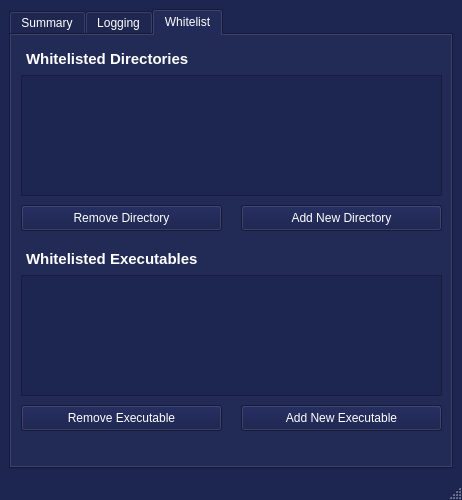
Qt form GUI/mainwindow.ui (colecathcart/609Capstone) before a commit.
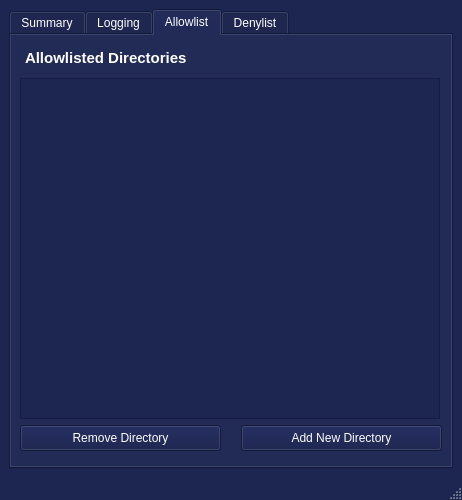
The same form after that commit. The open tabs and pages were chosen to show the change.

Commit message: Separate tabs for allowlist and denylist

```diff
--- a/GUI/mainwindow.ui
+++ b/GUI/mainwindow.ui
@@ -835,14 +835,14 @@
         </widget>
         <widget class="QWidget" name="whitelist_tab">
          <attribute name="title">
-          <string>Whitelist</string>
+          <string>Allowlist</string>
          </attribute>
          <widget class="QTextBrowser" name="whitelistDirectoryTitle">
           <property name="geometry">
            <rect>
-            <x>10</x>
-            <y>10</y>
-            <width>421</width>
+            <x>9</x>
+            <y>9</y>
+            <width>420</width>
             <height>31</height>
            </rect>
           </property>
@@ -857,14 +857,14 @@
 li.unchecked::marker { content: &quot;\2610&quot;; }
 li.checked::marker { content: &quot;\2612&quot;; }
 &lt;/style&gt;&lt;/head&gt;&lt;body style=&quot; font-family:'Ubuntu Sans'; font-size:11pt; font-weight:400; font-style:normal;&quot;&gt;
-&lt;p style=&quot; margin-top:0px; margin-bottom:0px; margin-left:0px; margin-right:0px; -qt-block-indent:0; text-indent:0px;&quot;&gt;&lt;span style=&quot; font-weight:700; color:#ffffff;&quot;&gt;Whitelisted Directories&lt;/span&gt;&lt;/p&gt;&lt;/body&gt;&lt;/html&gt;</string>
+&lt;p style=&quot; margin-top:0px; margin-bottom:0px; margin-left:0px; margin-right:0px; -qt-block-indent:0; text-indent:0px;&quot;&gt;&lt;span style=&quot; font-weight:700; color:#ffffff;&quot;&gt;Allowlisted Directories&lt;/span&gt;&lt;/p&gt;&lt;/body&gt;&lt;/html&gt;</string>
           </property>
          </widget>
          <widget class="QPushButton" name="removeDirectoryButton">
           <property name="geometry">
            <rect>
-            <x>10</x>
-            <y>170</y>
+            <x>9</x>
+            <y>390</y>
             <width>201</width>
             <height>26</height>
            </rect>
@@ -877,7 +877,7 @@
           <property name="geometry">
            <rect>
             <x>230</x>
-            <y>170</y>
+            <y>390</y>
             <width>201</width>
             <height>26</height>
            </rect>
@@ -889,64 +889,23 @@
          <widget class="QListView" name="whitelistDirectoryList">
           <property name="geometry">
            <rect>
-            <x>10</x>
-            <y>40</y>
-            <width>421</width>
-            <height>121</height>
+            <x>9</x>
+            <y>43</y>
+            <width>420</width>
+            <height>341</height>
            </rect>
           </property>
          </widget>
-         <widget class="QTextBrowser" name="whitelistExecutableTitle">
-          <property name="geometry">
-           <rect>
-            <x>10</x>
-            <y>210</y>
-            <width>421</width>
-            <height>31</height>
-           </rect>
-          </property>
-          <property name="styleSheet">
-           <string notr="true">background:transparent</string>
-          </property>
-          <property name="html">
-           <string>&lt;!DOCTYPE HTML PUBLIC &quot;-//W3C//DTD HTML 4.0//EN&quot; &quot;http://www.w3.org/TR/REC-html40/strict.dtd&quot;&gt;
-&lt;html&gt;&lt;head&gt;&lt;meta name=&quot;qrichtext&quot; content=&quot;1&quot; /&gt;&lt;meta charset=&quot;utf-8&quot; /&gt;&lt;style type=&quot;text/css&quot;&gt;
-p, li { white-space: pre-wrap; }
-hr { height: 1px; border-width: 0; }
-li.unchecked::marker { content: &quot;\2610&quot;; }
-li.checked::marker { content: &quot;\2612&quot;; }
-&lt;/style&gt;&lt;/head&gt;&lt;body style=&quot; font-family:'Ubuntu Sans'; font-size:11pt; font-weight:400; font-style:normal;&quot;&gt;
-&lt;p style=&quot; margin-top:0px; margin-bottom:0px; margin-left:0px; margin-right:0px; -qt-block-indent:0; text-indent:0px;&quot;&gt;&lt;span style=&quot; font-weight:700; color:#ffffff;&quot;&gt;Whitelisted Executables&lt;/span&gt;&lt;/p&gt;&lt;/body&gt;&lt;/html&gt;</string>
-          </property>
-         </widget>
-         <widget class="QListView" name="whitelistExeList">
-          <property name="geometry">
-           <rect>
-            <x>10</x>
-            <y>240</y>
-            <width>421</width>
-            <height>121</height>
-           </rect>
-          </property>
-         </widget>
-         <widget class="QPushButton" name="removeExeButton">
-          <property name="geometry">
-           <rect>
-            <x>10</x>
-            <y>370</y>
-            <width>201</width>
-            <height>26</height>
-           </rect>
-          </property>
-          <property name="text">
-           <string>Remove Executable</string>
-          </property>
-         </widget>
+        </widget>
+        <widget class="QWidget" name="blacklist_tab">
+         <attribute name="title">
+          <string>Denylist</string>
+         </attribute>
          <widget class="QPushButton" name="newExeButton">
           <property name="geometry">
            <rect>
-            <x>230</x>
-            <y>370</y>
+            <x>231</x>
+            <y>390</y>
             <width>201</width>
             <height>26</height>
            </rect>
@@ -955,6 +914,52 @@
            <string>Add New Executable</string>
           </property>
          </widget>
+         <widget class="QListView" name="denylistExeList">
+          <property name="geometry">
+           <rect>
+            <x>10</x>
+            <y>43</y>
+            <width>420</width>
+            <height>341</height>
+           </rect>
+          </property>
+         </widget>
+         <widget class="QTextBrowser" name="denylistExeTitle">
+          <property name="geometry">
+           <rect>
+            <x>10</x>
+            <y>9</y>
+            <width>420</width>
+            <height>31</height>
+           </rect>
+          </property>
+          <property name="styleSheet">
+           <string notr="true">background:transparent</string>
+          </property>
+          <property name="html">
+           <string>&lt;!DOCTYPE HTML PUBLIC &quot;-//W3C//DTD HTML 4.0//EN&quot; &quot;http://www.w3.org/TR/REC-html40/strict.dtd&quot;&gt;
+&lt;html&gt;&lt;head&gt;&lt;meta name=&quot;qrichtext&quot; content=&quot;1&quot; /&gt;&lt;meta charset=&quot;utf-8&quot; /&gt;&lt;style type=&quot;text/css&quot;&gt;
+p, li { white-space: pre-wrap; }
+hr { height: 1px; border-width: 0; }
+li.unchecked::marker { content: &quot;\2610&quot;; }
+li.checked::marker { content: &quot;\2612&quot;; }
+&lt;/style&gt;&lt;/head&gt;&lt;body style=&quot; font-family:'Ubuntu Sans'; font-size:11pt; font-weight:400; font-style:normal;&quot;&gt;
+&lt;p style=&quot; margin-top:0px; margin-bottom:0px; margin-left:0px; margin-right:0px; -qt-block-indent:0; text-indent:0px;&quot;&gt;&lt;span style=&quot; font-weight:700; color:#ffffff;&quot;&gt;Denylisted Executables&lt;/span&gt;&lt;/p&gt;&lt;/body&gt;&lt;/html&gt;</string>
+          </property>
+         </widget>
+         <widget class="QPushButton" name="removeExeButton">
+          <property name="geometry">
+           <rect>
+            <x>10</x>
+            <y>390</y>
+            <width>201</width>
+            <height>26</height>
+           </rect>
+          </property>
+          <property name="text">
+           <string>Remove Executable</string>
+          </property>
+         </widget>
         </widget>
        </widget>
       </item>
```
Left out of the diff: 2 changed lines with no effect on the pictures. The commit also changes 8 other files.
